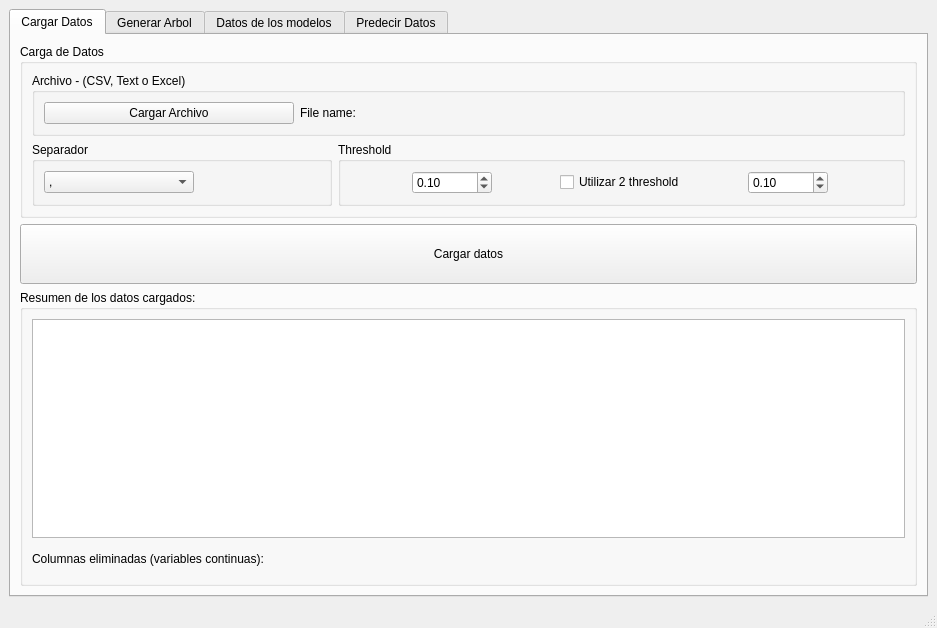
The window that UI.ui (AlejandroFNadal/ia_decision_trees) describes before a commit, drawn with Qt 5.
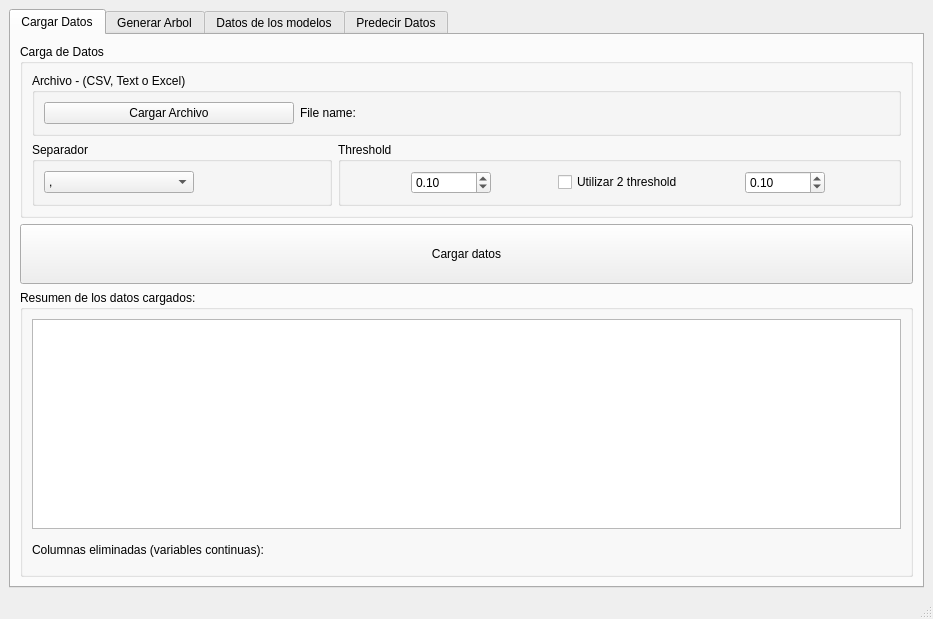
The same window after the commit.

Patch:
```diff
--- a/UI.ui
+++ b/UI.ui
@@ -6,10 +6,16 @@
    <rect>
     <x>0</x>
     <y>0</y>
-    <width>937</width>
-    <height>628</height>
+    <width>933</width>
+    <height>619</height>
    </rect>
   </property>
+  <property name="maximumSize">
+   <size>
+    <width>1920</width>
+    <height>1080</height>
+   </size>
+  </property>
   <property name="windowTitle">
    <string>MainWindow</string>
   </property>
```
Left out of the diff: 2 changed lines with no effect on the pictures.
